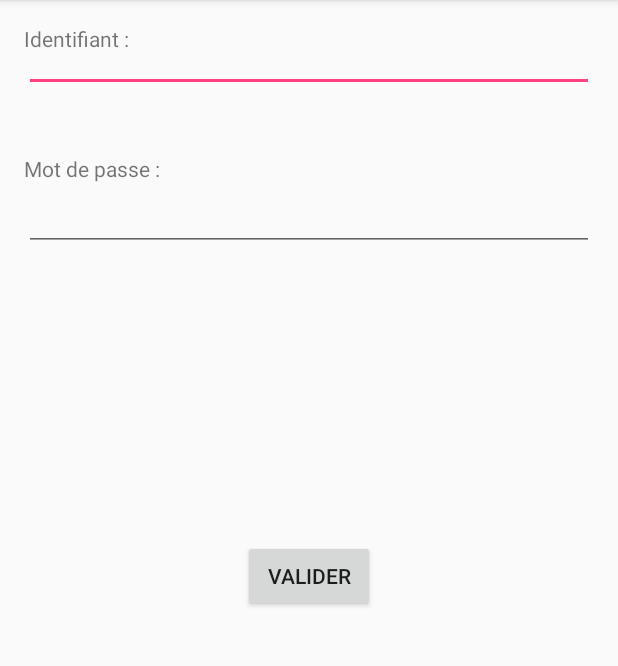
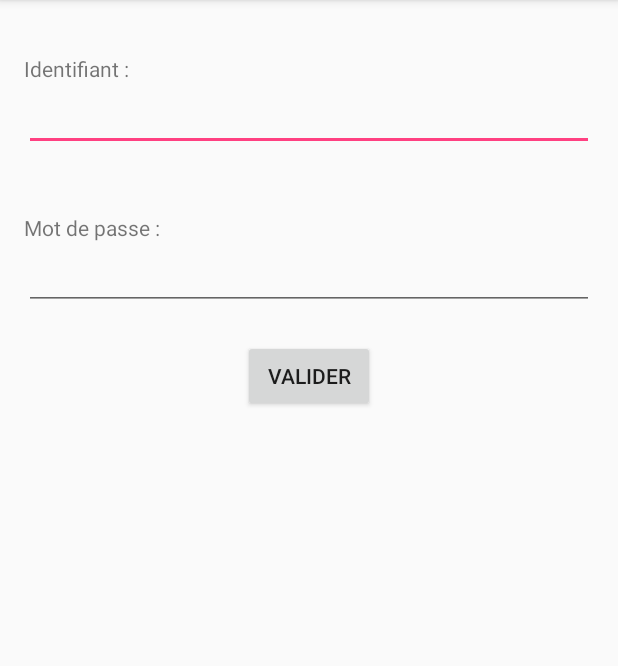
Before and after one commit to alberluc/Messaging, an Android app: the screen it shows after launch (LoginActivity), on a phone screen of 412 x 824 dp, the part 84-750 px from its top. Run offline under Robolectric (Android 15) with nearby library versions, the phone set to English and light mode, and no system bars.

Commit message:
Correction bugs

```diff
--- a/app/src/main/res/layout/activity_login.xml
+++ b/app/src/main/res/layout/activity_login.xml
@@ -3,69 +3,79 @@
     xmlns:tools="http://schemas.android.com/tools"
     android:layout_width="match_parent"
     android:layout_height="match_parent"
+    android:layout_marginTop="20dp"
     android:paddingBottom="@dimen/activity_vertical_margin"
     android:paddingLeft="@dimen/activity_horizontal_margin"
     android:paddingRight="@dimen/activity_horizontal_margin"
     android:paddingTop="@dimen/activity_vertical_margin"
     tools:context=".activity.LoginActivity">
 
-    <TextView
-        android:layout_width="wrap_content"
-        android:layout_height="wrap_content"
-        android:text="Identifiant :"
-        android:id="@+id/textView2"
-        android:layout_alignTop="@+id/linearLayout"
-        android:layout_alignParentLeft="true"
-        android:layout_alignParentStart="true" />
-
     <LinearLayout
-        android:orientation="vertical"
+        android:id="@+id/linearLayout"
         android:layout_width="match_parent"
         android:layout_height="wrap_content"
-        android:id="@+id/linearLayout"
-        android:layout_alignParentTop="true"
+        android:layout_above="@+id/btnValider"
         android:layout_alignParentLeft="true"
         android:layout_alignParentStart="true"
-        android:layout_above="@+id/btnValider">
+        android:layout_alignParentTop="true"
+        android:orientation="vertical">
+
+        <TextView
+            android:id="@+id/textView2"
+            android:layout_width="wrap_content"
+            android:layout_height="wrap_content"
+            android:layout_alignParentLeft="true"
+            android:layout_alignParentStart="true"
+            android:layout_alignTop="@+id/linearLayout"
+            android:text="Identifiant :" />
 
         <EditText
+            android:id="@+id/txtId"
             android:layout_width="match_parent"
             android:layout_height="wrap_content"
-            android:id="@+id/txtId"
+            android:layout_alignLeft="@+id/btnValider"
+            android:layout_alignParentEnd="true"
+            android:layout_alignParentRight="true"
             android:layout_alignParentTop="true"
-            android:layout_alignLeft="@+id/btnValider"
-            android:layout_alignStart="@+id/btnValider"
-            android:layout_alignParentRight="true"
-            android:layout_alignParentEnd="true" />
+            android:layout_alignStart="@+id/btnValider" />
 
         <TextView
+            android:id="@+id/textView"
             android:layout_width="wrap_content"
             android:layout_height="wrap_content"
-            android:text="Mot de passe :"
-            android:id="@+id/textView"
+            android:layout_alignParentLeft="true"
+            android:layout_alignParentStart="true"
+            android:layout_below="@+id/txtId"
             android:layout_marginTop="41dp"
-            android:layout_below="@+id/txtId"
-            android:layout_alignParentLeft="true"
-            android:layout_alignParentStart="true" />
+            android:text="Mot de passe :" />
 
         <EditText
+            android:id="@+id/txtPwd"
             android:layout_width="match_parent"
             android:layout_height="wrap_content"
-            android:inputType="textPassword"
+            android:layout_alignParentLeft="true"
+            android:layout_alignParentStart="true"
+            android:layout_below="@+id/linearLayout"
             android:ems="10"
-            android:id="@+id/txtPwd"
-            android:layout_below="@+id/linearLayout"
-            android:layout_alignParentLeft="true"
-            android:layout_alignParentStart="true" />
+            android:inputType="textPassword" />
+
+        <LinearLayout
+            android:layout_width="match_parent"
+            android:layout_height="wrap_content"
+            android:gravity="center"
+            android:orientation="vertical">
+
+            <Button
+                android:id="@+id/btnValider"
+                android:layout_width="wrap_content"
+                android:layout_height="wrap_content"
+                android:layout_centerHorizontal="true"
+                android:layout_centerVertical="true"
+                android:layout_marginTop="20dp"
+                android:text="Valider" />
+
+        </LinearLayout>
 
     </LinearLayout>
 
-    <Button
-        android:layout_width="wrap_content"
-        android:layout_height="wrap_content"
-        android:text="Valider"
-        android:id="@+id/btnValider"
-        android:layout_centerVertical="true"
-        android:layout_centerHorizontal="true" />
-
 </RelativeLayout>
```
